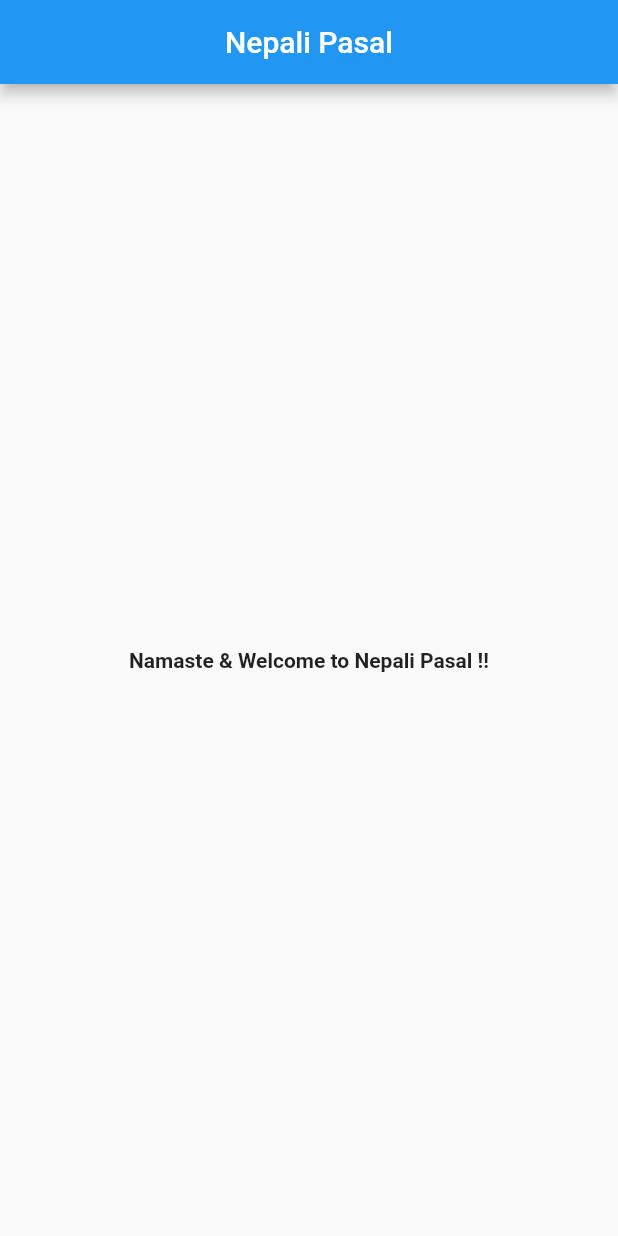
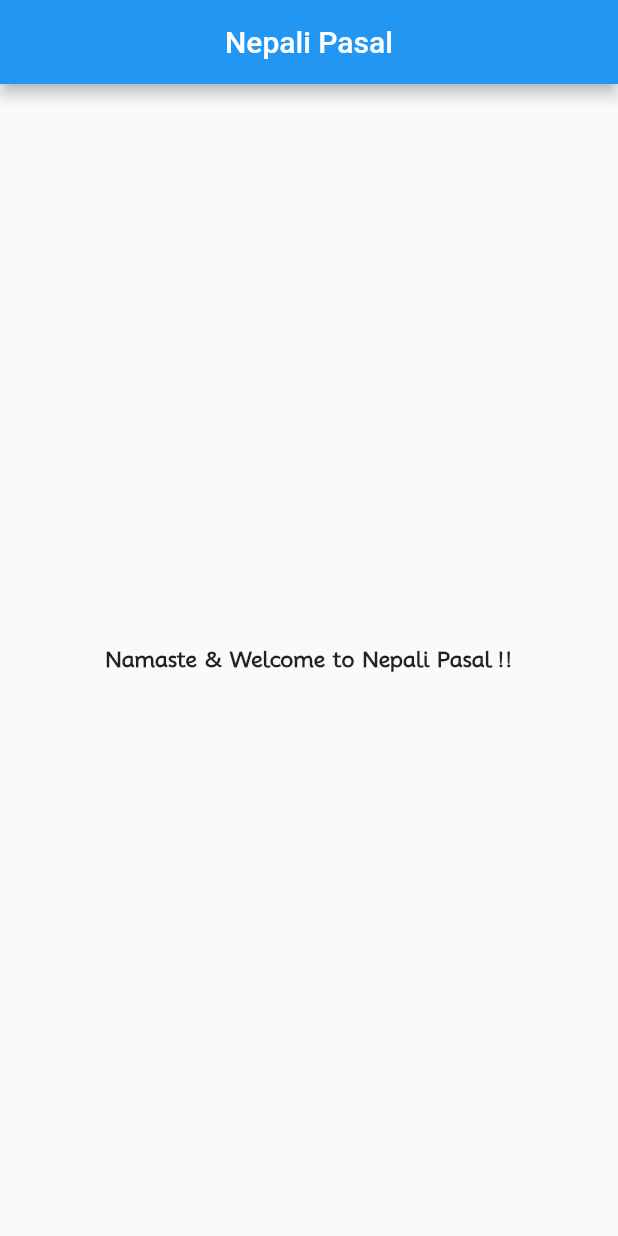
Before and after one commit to admin123KK/done-work, a Flutter app: the screen it shows after launch, on a phone screen of 412 x 824 dp. Run offline on Flutter 3.47's test engine with Material 2 defaults, Android fonts, the phone set to English and light mode, and no system bars.

Commit message:
Secon Commit

```diff
--- a/lib/home_page.dart
+++ b/lib/home_page.dart
@@ -19,7 +19,7 @@ class _HomePageState extends State<HomePage> {
       body: const Center(
         child: Text(
           "Namaste & Welcome to Nepali Pasal !!",
-          style: TextStyle(fontWeight: FontWeight.bold),
+          style: TextStyle(fontWeight: FontWeight.bold,wordSpacing: 1.5, fontFamily: "Mooli"),
         ),
       ),
     );
```
Also changed, not shown: pubspec.yaml (+5 -11 lines), fonts/Mooli-Regular.ttf (added).
